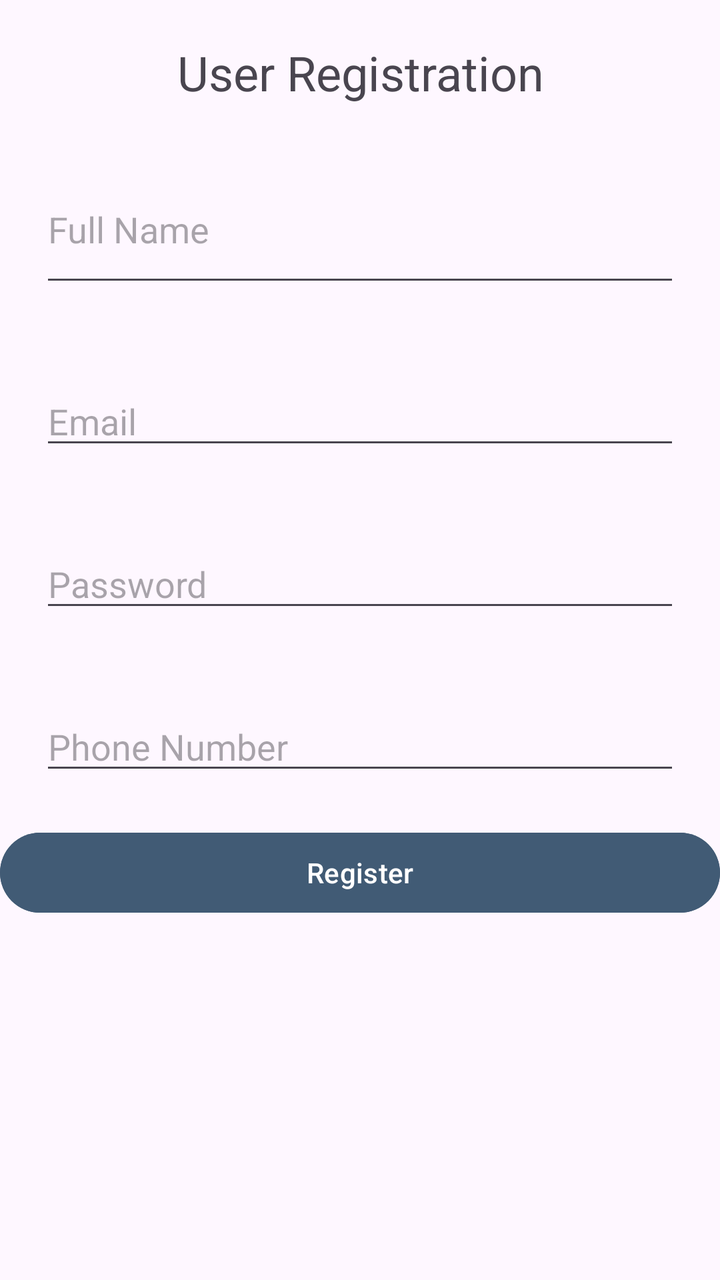
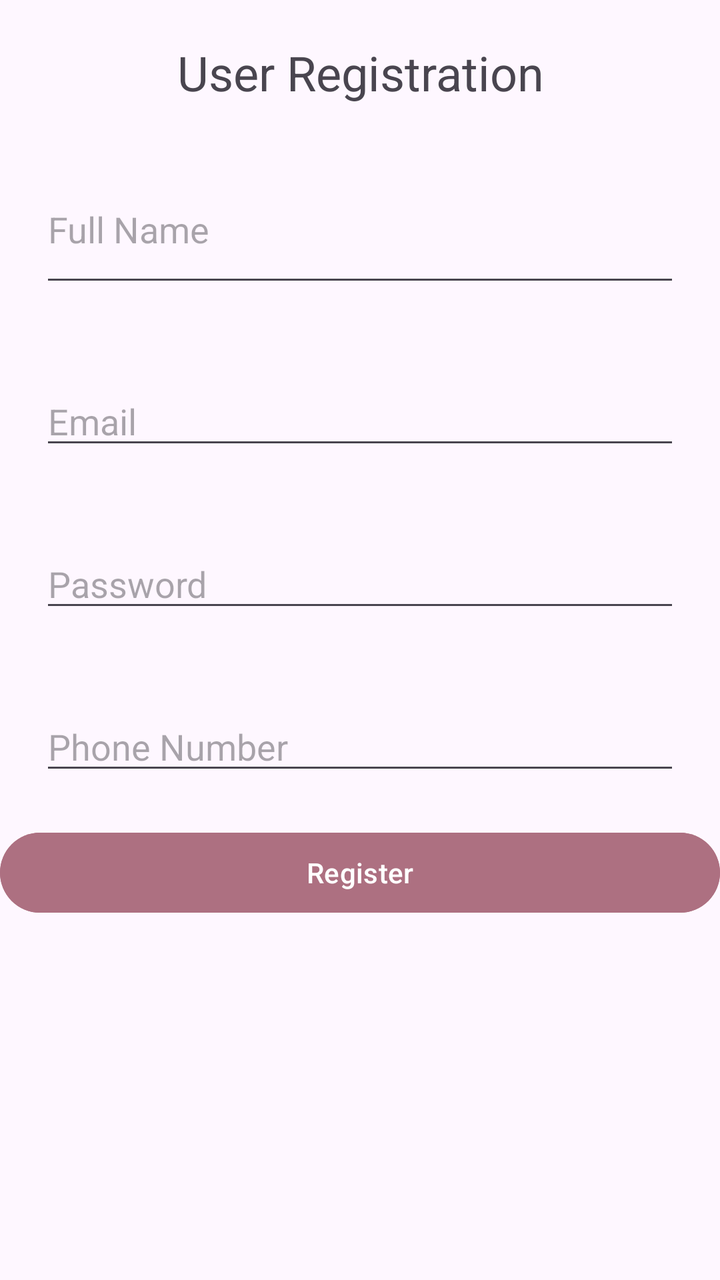

The first picture is an Android layout as it rendered before a commit; the second is the same layout after the commit. The layout source and the unified diff follow.
<!-- AndroidManifest.xml: application theme Theme.Applicationyareen -->
<!-- res/layout/activity_register.xml -->
<?xml version="1.0" encoding="utf-8"?>
<LinearLayout xmlns:android="http://schemas.android.com/apk/res/android"
    xmlns:app="http://schemas.android.com/apk/res-auto"
    xmlns:tools="http://schemas.android.com/tools"
    android:id="@+id/main"
    android:layout_width="match_parent"
    android:layout_height="wrap_content"
    android:orientation="vertical"
    tools:context=".ViewPkg.AddTaskActivity">

    <TextView
        android:id="@+id/UserRegister"
        android:layout_width="match_parent"
        android:layout_height="wrap_content"

        android:layout_margin="20dp"
        android:gravity="center"
        android:text="User Registration"
        android:textSize="24sp" />

    <EditText
        android:id="@+id/FullName"
        style="@style/Widget.AppCompat.Light.AutoCompleteTextView"
        android:layout_width="match_parent"
        android:layout_height="56dp"
        android:layout_gravity="clip_vertical"
        android:layout_margin="20dp"
        android:gravity="left|end"
        android:hint="Full Name"
        android:inputType="textPostalAddress"
        tools:visibility="visible" />

    <EditText
        android:id="@+id/Email"
        style="@style/Widget.AppCompat.Light.AutoCompleteTextView"
        android:layout_width="match_parent"
        android:layout_height="wrap_content"
        android:layout_margin="20dp"
        android:ems="10"
        android:hint="Email"
        android:inputType="textPostalAddress" />

    <EditText
        android:id="@+id/Password"
        android:layout_width="match_parent"
        android:layout_height="wrap_content"
        android:layout_margin="20dp"
        android:ems="10"
        android:hint="Password"
        android:inputType="textPostalAddress" />

    <EditText
        android:id="@+id/PhoneNumber"
        android:layout_width="match_parent"
        android:layout_height="wrap_content"
        android:layout_margin="20dp"
        android:ems="10"
        android:hint="Phone Number"
        android:inputType="textPostalAddress" />

    <Button
        android:id="@+id/Register"
        android:layout_width="match_parent"
        android:layout_height="wrap_content"
        android:backgroundTint="#415B75"
        android:text="Register" />

    <Button />

</LinearLayout>
<!-- resources referenced by this layout -->
<resources>
  <style name="Theme.Applicationyareen" parent="Base.Theme.Applicationyareen" />
  <style name="Base.Theme.Applicationyareen" parent="Theme.Material3.DayNight.NoActionBar">
          
          
      </style>
</resources>

<!-- the commit's change to res/layout/activity_register.xml (unified diff, before → after) -->
@@ -62,7 +62,7 @@
         android:id="@+id/Register"
         android:layout_width="match_parent"
         android:layout_height="wrap_content"
-        android:backgroundTint="#415B75"
+        android:backgroundTint="#AD7081"
         android:text="Register" />
 
     <Button />
